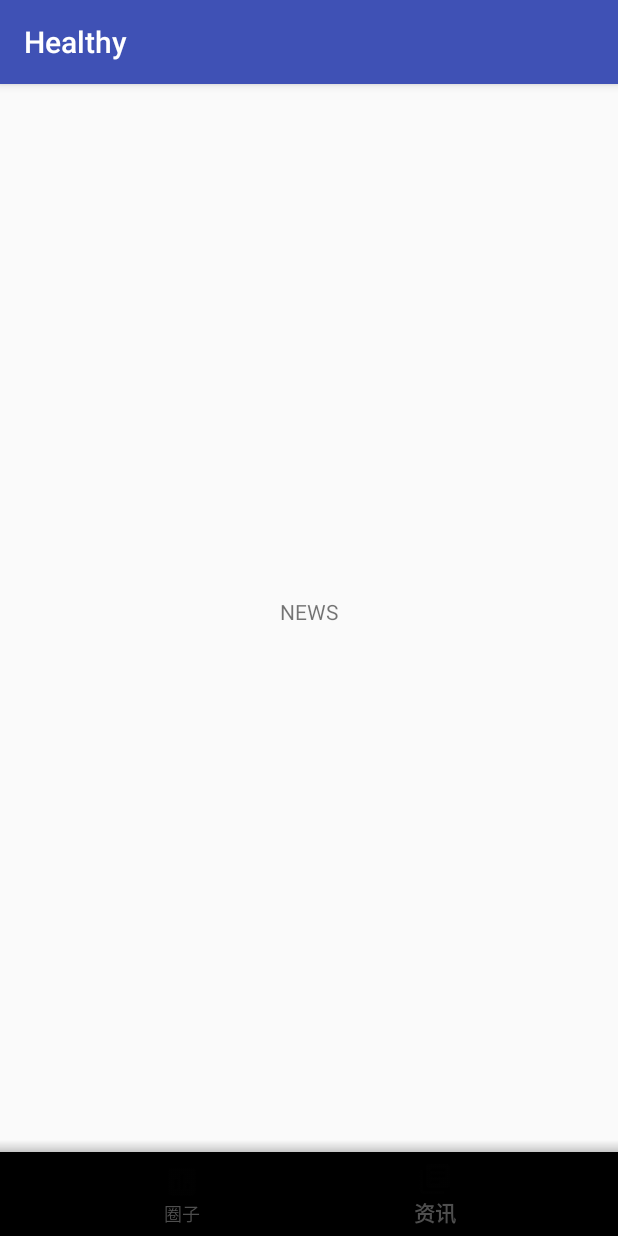
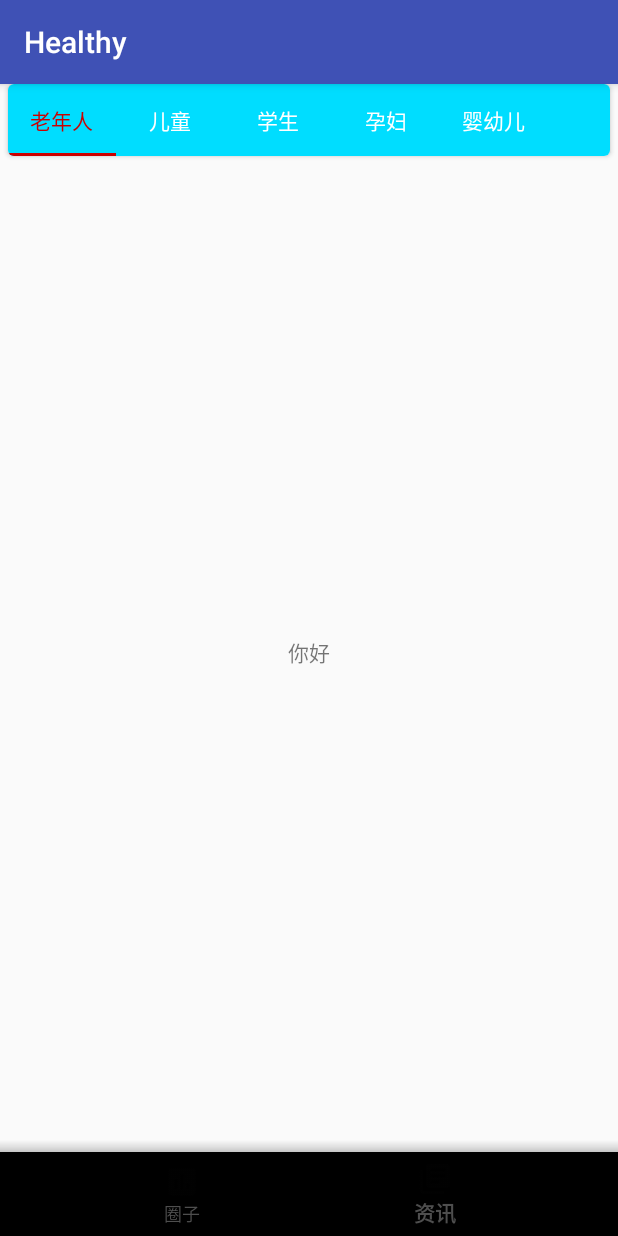
Before and after one commit to StoriesCao/Healthy, an Android app: the screen it shows after launch (MainActivity), item 2 of the bottom bar chosen, on a phone screen of 412 x 824 dp. Run offline under Robolectric (Android 15) with nearby library versions, the phone set to English and light mode, and no system bars.

Commit message:
咨询主页面编写

```diff
--- a/app/build.gradle
+++ b/app/build.gradle
@@ -28,4 +28,5 @@ dependencies {
     compile 'com.android.support.constraint:constraint-layout:1.0.2'
     testCompile 'junit:junit:4.12'
     compile 'com.android.support:design:25.3.1'
+    compile 'com.android.support:cardview-v7:25.3.1'
 }
--- /dev/null
+++ b/app/src/main/java/com/stories/healthy/adapter/MenuPaperAdapter.java
@@ -0,0 +1,35 @@
+package com.stories.healthy.adapter;
+
+import android.support.v4.app.Fragment;
+import android.support.v4.app.FragmentManager;
+import android.support.v4.app.FragmentPagerAdapter;
+
+import com.stories.healthy.fragments.NewsMenuFragment;
+
+/**
+ * Created by 董长峰 on 2017/9/27.
+ */
+
+public class MenuPaperAdapter extends FragmentPagerAdapter {
+    private String[] tabTitle;
+    public MenuPaperAdapter(FragmentManager fm, String[] mTabNameArray) {
+        super( fm );
+        tabTitle=mTabNameArray;
+    }
+
+    @Override
+    public Fragment getItem(int position) {
+        NewsMenuFragment fragment=new NewsMenuFragment();
+        return fragment;
+    }
+
+    @Override
+    public int getCount() {
+        return tabTitle.length;
+    }
+
+    @Override
+    public CharSequence getPageTitle(int position) {
+        return tabTitle[position];
+    }
+}
--- a/app/src/main/java/com/stories/healthy/fragments/News.java
+++ b/app/src/main/java/com/stories/healthy/fragments/News.java
@@ -2,24 +2,37 @@ package com.stories.healthy.fragments;
 
 import android.os.Bundle;
 import android.support.annotation.Nullable;
+import android.support.design.widget.TabLayout;
 import android.support.v4.app.Fragment;
+import android.support.v4.view.ViewPager;
 import android.view.LayoutInflater;
 import android.view.View;
 import android.view.ViewGroup;
 
 import com.stories.healthy.R;
+import com.stories.healthy.adapter.MenuPaperAdapter;
+
+import java.util.List;
+
 
 /**
  * Created by Charlottecao on 9/26/17.
  */
 
 public class News extends Fragment {
-
+    private ViewPager mViewPaer;
+    private TabLayout mTabLayout;
+    private String[] mTabNameArray;
     @Nullable
     @Override
     public View onCreateView(LayoutInflater inflater, @Nullable ViewGroup container, @Nullable Bundle savedInstanceState) {
         View view = inflater.inflate(R.layout.fragment_news, container, false);
-
+        mViewPaer= (ViewPager) view.findViewById( R.id.view_paper );
+        mTabLayout= (TabLayout) view.findViewById( R.id.tablayout );
+        mTabNameArray=getResources().getStringArray( R.array.tab_title );
+        MenuPaperAdapter adapter=new MenuPaperAdapter( getFragmentManager(),mTabNameArray );
+        mViewPaer.setAdapter( adapter );
+        mTabLayout.setupWithViewPager( mViewPaer );
         return view;
     }
 }
--- /dev/null
+++ b/app/src/main/java/com/stories/healthy/fragments/NewsMenuFragment.java
@@ -0,0 +1,23 @@
+package com.stories.healthy.fragments;
+
+import android.os.Bundle;
+import android.support.annotation.Nullable;
+import android.support.v4.app.Fragment;
+import android.view.LayoutInflater;
+import android.view.View;
+import android.view.ViewGroup;
+
+import com.stories.healthy.R;
+
+/**
+ * Created by 董长峰 on 2017/9/27.
+ */
+
+public class NewsMenuFragment extends Fragment{
+    @Nullable
+    @Override
+    public View onCreateView(LayoutInflater inflater, @Nullable ViewGroup container, @Nullable Bundle savedInstanceState) {
+        View view= inflater.inflate( R.layout.fragment_news_content,container,false );
+        return view;
+    }
+}
--- a/app/src/main/res/layout/fragment_news.xml
+++ b/app/src/main/res/layout/fragment_news.xml
@@ -1,12 +1,32 @@
 <?xml version="1.0" encoding="utf-8"?>
-<LinearLayout xmlns:android="http://schemas.android.com/apk/res/android"
-              android:layout_width="match_parent"
-              android:layout_height="match_parent">
+<LinearLayout
+    xmlns:android="http://schemas.android.com/apk/res/android"
+    xmlns:app="http://schemas.android.com/apk/res-auto"
+    android:layout_width="match_parent"
+    android:layout_height="match_parent"
+    android:orientation="vertical">
 
-    <TextView
+    <android.support.v7.widget.CardView
         android:layout_width="match_parent"
-        android:layout_height="match_parent"
-        android:text="NEWS"
-        android:gravity="center"/>
+        android:layout_height="wrap_content"
+        android:layout_marginLeft="5dp"
+        android:layout_marginRight="5dp"
+        android:layout_marginBottom="5dp"
+        app:cardCornerRadius="4dp">
+        <android.support.design.widget.TabLayout
+            android:id="@+id/tablayout"
+            android:layout_width="match_parent"
+            android:layout_height="wrap_content"
+            android:background="@android:color/holo_blue_bright"
+            app:tabIndicatorColor="@android:color/holo_red_dark"
+            app:tabSelectedTextColor="@android:color/holo_red_dark"
+            app:tabTextColor="@android:color/white"
+            app:tabMode="scrollable"/>
+    </android.support.v7.widget.CardView>
+    <android.support.v4.view.ViewPager
+        android:id="@+id/view_paper"
+        android:layout_width="match_parent"
+        android:layout_height="match_parent">
+    </android.support.v4.view.ViewPager>
 
 </LinearLayout>
--- /dev/null
+++ b/app/src/main/res/layout/fragment_news_content.xml
@@ -0,0 +1,13 @@
+<?xml version="1.0" encoding="utf-8"?>
+<LinearLayout
+    xmlns:android="http://schemas.android.com/apk/res/android"
+    android:layout_width="match_parent"
+    android:layout_height="match_parent">
+    <TextView
+        android:layout_width="match_parent"
+        android:layout_height="match_parent"
+        android:text="你好"
+        android:gravity="center"
+        />
+
+</LinearLayout>
--- /dev/null
+++ b/app/src/main/res/values/arrays.xml
@@ -0,0 +1,10 @@
+<?xml version="1.0" encoding="utf-8"?>
+<resources>
+    <string-array name="tab_title">
+        <item>老年人</item>
+        <item>儿童</item>
+        <item>学生</item>
+        <item>孕妇</item>
+        <item>婴幼儿</item>
+    </string-array>
+</resources>
```
